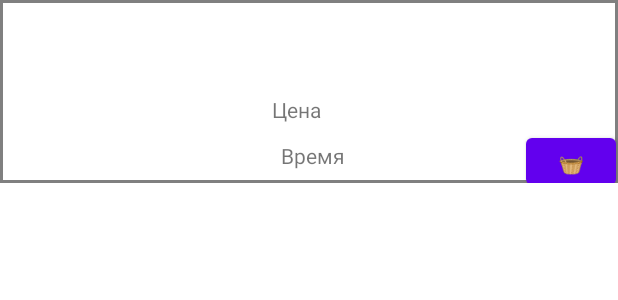
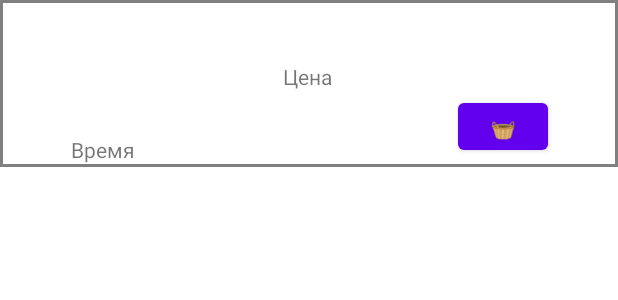
Before and after one commit to den1source/Application-for-booking-products, an Android app: the layout list_item.xml on its own in the app's theme, with its tools: preview values and no code run, on a phone screen of 412 x 824 dp. Shown: the top 300 px of the screen. Run offline under Robolectric (Android 15) with nearby library versions, the phone set to English and light mode, and no system bars.

Commit message:
fix_error_2

```diff
--- a/appbooking/app/src/main/res/layout/list_item.xml
+++ b/appbooking/app/src/main/res/layout/list_item.xml
@@ -10,83 +10,132 @@
         android:id="@+id/image"
         android:layout_width="123dp"
         android:layout_height="90dp"
-        android:layout_marginTop="16dp"
-        android:layout_marginBottom="16dp"
-        app:layout_constraintBottom_toBottomOf="parent"
-        app:layout_constraintLeft_toLeftOf="parent"
-        app:layout_constraintRight_toLeftOf="@+id/name"
-        app:layout_constraintTop_toTopOf="parent" />
+        app:layout_constraintBottom_toTopOf="@+id/textView2"
+        app:layout_constraintEnd_toStartOf="@+id/textView"
+        app:layout_constraintHorizontal_bias="0.5"
+        app:layout_constraintStart_toStartOf="parent"
+        app:layout_constraintTop_toTopOf="parent"
+        app:layout_constraintVertical_bias="0.5" />
 
     <TextView
         android:id="@+id/name"
         android:layout_width="223dp"
         android:layout_height="23dp"
-        android:layout_marginLeft="16dp"
-        android:layout_marginEnd="32dp"
         app:layout_constraintBottom_toTopOf="@+id/price"
         app:layout_constraintEnd_toEndOf="parent"
-        app:layout_constraintLeft_toRightOf="@+id/image"
+        app:layout_constraintHorizontal_bias="0.5"
+        app:layout_constraintStart_toEndOf="@+id/image"
         app:layout_constraintTop_toTopOf="parent"
-        app:layout_constraintVertical_bias="1.0" />
+        app:layout_constraintVertical_bias="0.5" />
 
     <TextView
         android:id="@+id/price"
         android:layout_width="126dp"
         android:layout_height="22dp"
-        android:layout_marginLeft="16dp"
-        android:layout_marginBottom="48dp"
-        app:layout_constraintBottom_toBottomOf="parent"
-        app:layout_constraintHorizontal_bias="0.759"
-        app:layout_constraintLeft_toRightOf="@+id/image"
-        app:layout_constraintRight_toRightOf="parent" />
+        app:layout_constraintBottom_toTopOf="@+id/button"
+        app:layout_constraintEnd_toEndOf="parent"
+        app:layout_constraintHorizontal_bias="0.5"
+        app:layout_constraintStart_toEndOf="@+id/textView"
+        app:layout_constraintTop_toBottomOf="@+id/name"
+        app:layout_constraintVertical_bias="0.5" />
 
     <TextView
         android:id="@+id/time"
         android:layout_width="76dp"
         android:layout_height="23dp"
-        android:layout_marginLeft="16dp"
-        app:layout_constraintBottom_toBottomOf="parent"
-        app:layout_constraintHorizontal_bias="0.663"
-        app:layout_constraintLeft_toRightOf="@+id/image"
-        app:layout_constraintRight_toRightOf="parent"
-        app:layout_constraintTop_toBottomOf="@+id/name"
-        app:layout_constraintVertical_bias="0.792" />
+        app:layout_constraintBottom_toTopOf="@+id/minusButton"
+        app:layout_constraintEnd_toStartOf="@+id/button"
+        app:layout_constraintHorizontal_bias="0.5"
+        app:layout_constraintStart_toEndOf="@+id/textView2"
+        app:layout_constraintTop_toBottomOf="@+id/price"
+        app:layout_constraintVertical_bias="0.5" />
 
     <TextView
         android:id="@+id/textView"
         android:layout_width="wrap_content"
         android:layout_height="wrap_content"
         android:text="Цена"
-        app:layout_constraintBottom_toTopOf="@+id/textView2"
+        app:layout_constraintBottom_toTopOf="@+id/time"
         app:layout_constraintEnd_toStartOf="@+id/price"
+        app:layout_constraintHorizontal_bias="0.5"
         app:layout_constraintStart_toEndOf="@+id/image"
         app:layout_constraintTop_toBottomOf="@+id/name"
-         />
+        app:layout_constraintVertical_bias="0.5" />
 
     <TextView
         android:id="@+id/textView2"
         android:layout_width="88dp"
         android:layout_height="21dp"
-        android:layout_marginTop="20dp"
         android:text="Время"
+        app:layout_constraintBottom_toTopOf="@+id/plusButton"
         app:layout_constraintEnd_toStartOf="@+id/time"
-        app:layout_constraintTop_toBottomOf="@+id/price"
-         />
+        app:layout_constraintHorizontal_bias="0.5"
+        app:layout_constraintStart_toStartOf="parent"
+        app:layout_constraintTop_toBottomOf="@+id/image"
+        app:layout_constraintVertical_bias="0.5" />
 
     <Button
         android:id="@+id/button"
         android:layout_width="60dp"
         android:layout_height="43dp"
-        android:layout_marginStart="78dp"
-        android:layout_marginTop="48dp"
-        android:layout_marginEnd="4dp"
         android:text="🧺"
+        app:layout_constraintBottom_toTopOf="@+id/checkButton"
+        app:layout_constraintEnd_toEndOf="parent"
+        app:layout_constraintHorizontal_bias="0.5"
+        app:layout_constraintStart_toEndOf="@+id/time"
+        app:layout_constraintTop_toBottomOf="@+id/price"
+        app:layout_constraintVertical_bias="0.5" />
+
+    <TextView
+        android:id="@+id/quantityTextView"
+        android:layout_width="23dp"
+        android:layout_height="28dp"
+        android:text="1"
+        app:layout_constraintBottom_toBottomOf="parent"
+        app:layout_constraintEnd_toStartOf="@+id/minusButton"
+        app:layout_constraintHorizontal_bias="0.5"
+        app:layout_constraintStart_toEndOf="@+id/plusButton"
+        app:layout_constraintTop_toBottomOf="@+id/image"
+        app:layout_constraintVertical_bias="0.5"
+        android:visibility="gone" />
+
+    <Button
+        android:id="@+id/plusButton"
+        android:layout_width="wrap_content"
+        android:layout_height="wrap_content"
+        android:text="+"
+        app:layout_constraintBottom_toBottomOf="parent"
+        app:layout_constraintEnd_toStartOf="@+id/quantityTextView"
+        app:layout_constraintHorizontal_bias="0.5"
+        app:layout_constraintStart_toStartOf="parent"
+        app:layout_constraintTop_toBottomOf="@+id/textView2"
+        app:layout_constraintVertical_bias="0.5"
+        android:visibility="gone" />
+
+    <Button
+        android:id="@+id/minusButton"
+        android:layout_width="wrap_content"
+        android:layout_height="wrap_content"
+        android:text="-"
+        app:layout_constraintBottom_toBottomOf="parent"
+        app:layout_constraintEnd_toStartOf="@+id/checkButton"
+        app:layout_constraintHorizontal_bias="0.5"
+        app:layout_constraintStart_toEndOf="@+id/quantityTextView"
+        app:layout_constraintTop_toBottomOf="@+id/time"
+        app:layout_constraintVertical_bias="0.5"
+        android:visibility="gone" />
+
+    <Button
+        android:id="@+id/checkButton"
+        android:layout_width="wrap_content"
+        android:layout_height="wrap_content"
+        android:text="✓"
         app:layout_constraintBottom_toBottomOf="parent"
         app:layout_constraintEnd_toEndOf="parent"
-        app:layout_constraintStart_toStartOf="@+id/time"
-        app:layout_constraintTop_toBottomOf="@+id/name"
-        app:layout_constraintVertical_bias="0.666"
-         />
-
+        app:layout_constraintHorizontal_bias="0.5"
+        app:layout_constraintStart_toEndOf="@+id/minusButton"
+        app:layout_constraintTop_toBottomOf="@+id/button"
+        app:layout_constraintVertical_bias="0.5"
+        android:visibility="gone" />
 
 </androidx.constraintlayout.widget.ConstraintLayout>
```
Also changed, not shown: appbooking/app/src/main/java/ru/samsung/appbooking/Data.java (+10 -0 lines), appbooking/app/src/main/java/ru/samsung/appbooking/DataAdapter.java (+78 -8 lines).
